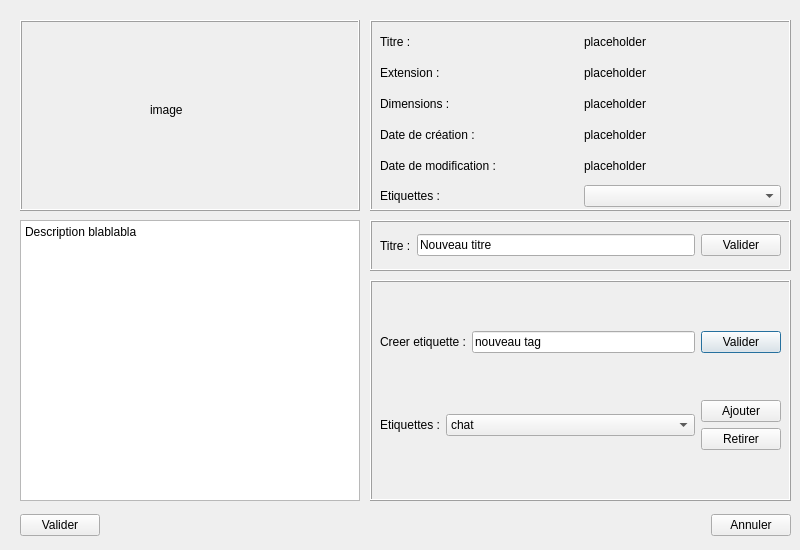
Above: projet/modifinformations.ui from BlackFox3000/M1-IHM-Project before the change. Below: the same form after it.
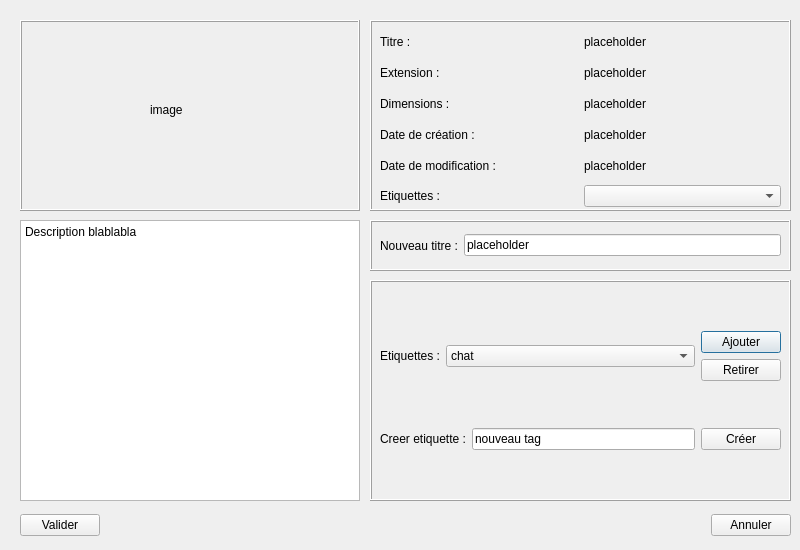
That is the form after the change.

What changed in the file:
```diff
--- a/projet/modifinformations.ui
+++ b/projet/modifinformations.ui
@@ -214,31 +214,6 @@
      </rect>
     </property>
     <layout class="QVBoxLayout" name="verticalLayout">
-     <item>
-      <layout class="QHBoxLayout" name="horizontalLayout_3">
-       <item>
-        <widget class="QLabel" name="label_12">
-         <property name="text">
-          <string>Creer etiquette :</string>
-         </property>
-        </widget>
-       </item>
-       <item>
-        <widget class="QLineEdit" name="editNewTag">
-         <property name="text">
-          <string>nouveau tag</string>
-         </property>
-        </widget>
-       </item>
-       <item>
-        <widget class="QPushButton" name="button_valider_Tag">
-         <property name="text">
-          <string>Valider</string>
-         </property>
-        </widget>
-       </item>
-      </layout>
-     </item>
      <item>
       <layout class="QHBoxLayout" name="horizontalLayout_2" stretch="0,1,0">
        <item>
@@ -327,6 +302,31 @@
        </item>
       </layout>
      </item>
+     <item>
+      <layout class="QHBoxLayout" name="horizontalLayout_3">
+       <item>
+        <widget class="QLabel" name="label_12">
+         <property name="text">
+          <string>Creer etiquette :</string>
+         </property>
+        </widget>
+       </item>
+       <item>
+        <widget class="QLineEdit" name="editNewTag">
+         <property name="text">
+          <string>nouveau tag</string>
+         </property>
+        </widget>
+       </item>
+       <item>
+        <widget class="QPushButton" name="button_valider_Tag">
+         <property name="text">
+          <string>Créer</string>
+         </property>
+        </widget>
+       </item>
+      </layout>
+     </item>
     </layout>
    </widget>
   </widget>
@@ -358,21 +358,14 @@
      <item>
       <widget class="QLabel" name="label">
        <property name="text">
-        <string>Titre :</string>
+        <string>Nouveau titre :</string>
        </property>
       </widget>
      </item>
      <item>
       <widget class="QLineEdit" name="edit_newTitre">
        <property name="text">
-        <string>Nouveau titre</string>
-       </property>
-      </widget>
-     </item>
-     <item>
-      <widget class="QPushButton" name="button_validerTitre">
-       <property name="text">
-        <string>Valider</string>
+        <string>placeholder</string>
        </property>
       </widget>
      </item>
```
Left out of the diff: 67 changed lines with no effect on the pictures.
